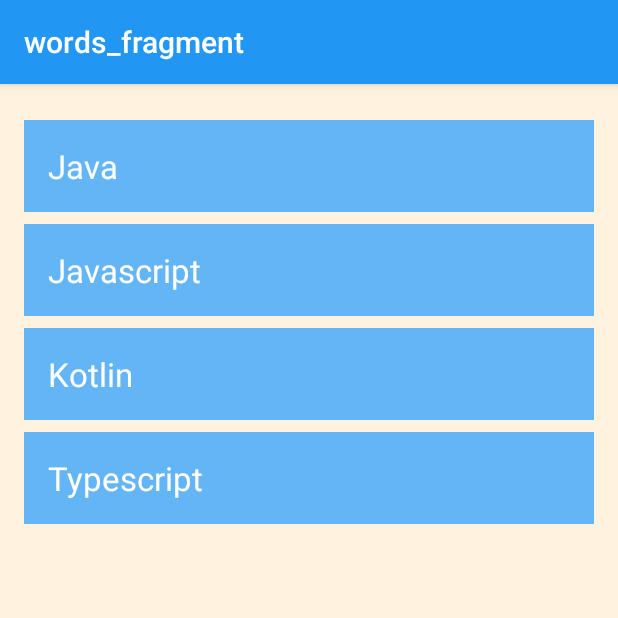
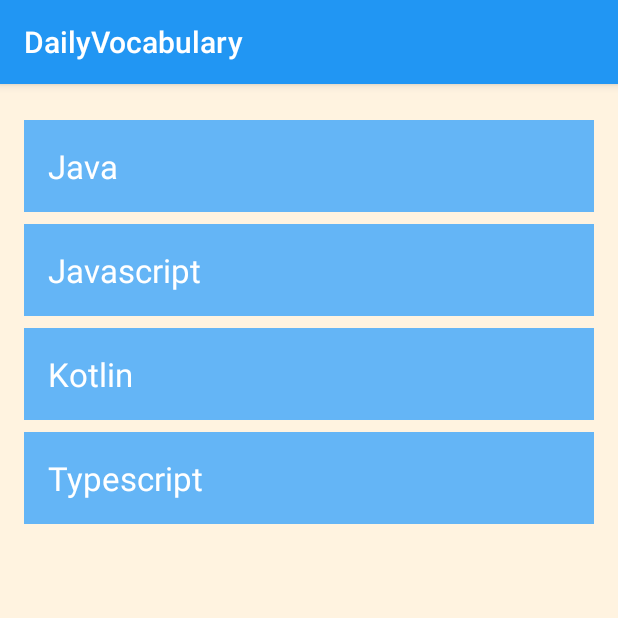
Before and after one commit to ga7uti/DailyVocabulary, an Android app: the screen it shows after launch (MainActivity), on a phone screen of 412 x 824 dp, the top half of it. Run offline under Robolectric (Android 15) with nearby library versions, the phone set to English and light mode, and no system bars; our stand-ins replace Room's generated code, navigation-ui.

Commit message:
update nav fragment name

```diff
--- a/app/src/main/java/com/dailydictionary/room/DictionaryRoomDatabase.kt
+++ b/app/src/main/java/com/dailydictionary/db/DictionaryRoomDatabase.kt
@@ -1,4 +1,4 @@
-package com.dailydictionary.room
+package com.dailydictionary.db
 
 import android.content.Context
 import android.os.AsyncTask
@@ -6,8 +6,8 @@ import androidx.room.Database
 import androidx.room.Room
 import androidx.room.RoomDatabase
 import androidx.sqlite.db.SupportSQLiteDatabase
-import com.dailydictionary.room.dao.DictionaryDao
-import com.dailydictionary.room.entity.Dictionary
+import com.dailydictionary.db.dao.DictionaryDao
+import com.dailydictionary.db.entity.Dictionary
 
 
 @Database(entities = [Dictionary::class], version = 1, exportSchema = false)
--- a/app/src/main/java/com/dailydictionary/room/dao/DictionaryDao.kt
+++ b/app/src/main/java/com/dailydictionary/db/dao/DictionaryDao.kt
@@ -1,8 +1,8 @@
-package com.dailydictionary.room.dao
+package com.dailydictionary.db.dao
 
 import androidx.lifecycle.LiveData
 import androidx.room.*
-import com.dailydictionary.room.entity.Dictionary
+import com.dailydictionary.db.entity.Dictionary
 
 @Dao
 interface DictionaryDao {
--- a/app/src/main/java/com/dailydictionary/room/entity/Dictionary.kt
+++ b/app/src/main/java/com/dailydictionary/db/entity/Dictionary.kt
@@ -1,4 +1,4 @@
-package com.dailydictionary.room.entity
+package com.dailydictionary.db.entity
 
 import androidx.annotation.NonNull
 import androidx.room.Entity
--- a/app/src/main/java/com/dailydictionary/repository/DictionaryRepository.kt
+++ b/app/src/main/java/com/dailydictionary/repository/DictionaryRepository.kt
@@ -3,9 +3,9 @@ package com.dailydictionary.repository
 import android.app.Application
 import android.os.AsyncTask
 import androidx.lifecycle.LiveData
-import com.dailydictionary.room.DictionaryRoomDatabase
-import com.dailydictionary.room.dao.DictionaryDao
-import com.dailydictionary.room.entity.Dictionary
+import com.dailydictionary.db.DictionaryRoomDatabase
+import com.dailydictionary.db.dao.DictionaryDao
+import com.dailydictionary.db.entity.Dictionary
 
 class DictionaryRepository(application: Application) {
 
--- a/app/src/main/java/com/dailydictionary/ui/words/WordsAdapter.kt
+++ b/app/src/main/java/com/dailydictionary/ui/words/WordsAdapter.kt
@@ -6,7 +6,7 @@ import android.view.ViewGroup
 import android.widget.TextView
 import androidx.recyclerview.widget.RecyclerView
 import com.dailydictionary.R
-import com.dailydictionary.room.entity.Dictionary
+import com.dailydictionary.db.entity.Dictionary
 
 class WordsAdapter() :
     RecyclerView.Adapter<WordsAdapter.WordViewHolder>() {
--- a/app/src/main/java/com/dailydictionary/ui/words/WordsFragment.kt
+++ b/app/src/main/java/com/dailydictionary/ui/words/WordsFragment.kt
@@ -10,7 +10,7 @@ import androidx.lifecycle.ViewModelProviders
 import androidx.recyclerview.widget.LinearLayoutManager
 import androidx.recyclerview.widget.RecyclerView
 import com.dailydictionary.R
-import com.dailydictionary.room.entity.Dictionary
+import com.dailydictionary.db.entity.Dictionary
 
 class WordsFragment : Fragment() {
 
--- a/app/src/main/java/com/dailydictionary/ui/words/WordsViewModel.kt
+++ b/app/src/main/java/com/dailydictionary/ui/words/WordsViewModel.kt
@@ -4,7 +4,7 @@ import android.app.Application
 import androidx.lifecycle.AndroidViewModel
 import androidx.lifecycle.LiveData
 import com.dailydictionary.repository.DictionaryRepository
-import com.dailydictionary.room.entity.Dictionary
+import com.dailydictionary.db.entity.Dictionary
 
 class WordsViewModel(application: Application) : AndroidViewModel(application) {
     private val mDictionaryRepository: DictionaryRepository = DictionaryRepository(application)
--- a/app/src/main/res/navigation/nav_graph.xml
+++ b/app/src/main/res/navigation/nav_graph.xml
@@ -7,7 +7,7 @@
     <fragment
         android:id="@+id/wordsFragment"
         android:name="com.dailydictionary.ui.words.WordsFragment"
-        android:label="words_fragment"
+        android:label="@string/app_name"
         tools:layout="@layout/words_fragment">
         <action
             android:id="@+id/action_wordsFragment_to_addWordFragment"
@@ -16,6 +16,6 @@
     <fragment
         android:id="@+id/addWordFragment"
         android:name="com.dailydictionary.ui.addNewWord.AddWordFragment"
-        android:label="add_word_fragment"
+        android:label="@string/add_new_word_fragment"
         tools:layout="@layout/add_word_fragment" />
 </navigation>
--- a/app/src/main/res/values/strings.xml
+++ b/app/src/main/res/values/strings.xml
@@ -1,3 +1,4 @@
 <resources>
     <string name="app_name">DailyVocabulary</string>
+    <string name="add_new_word_fragment">AddWord</string>
 </resources>
```
